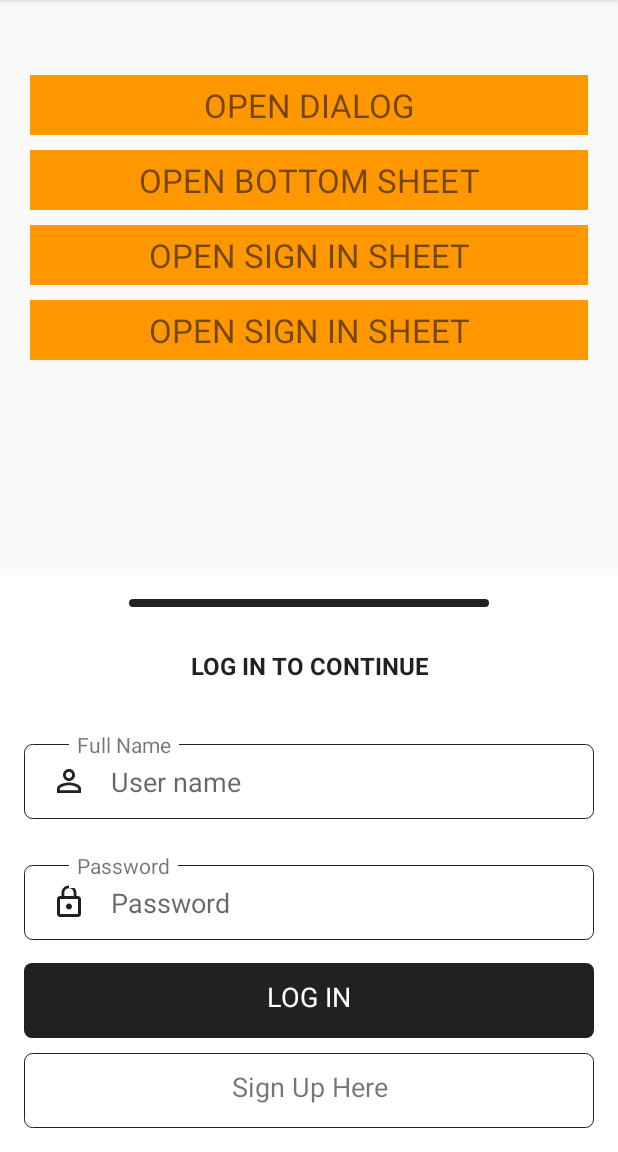
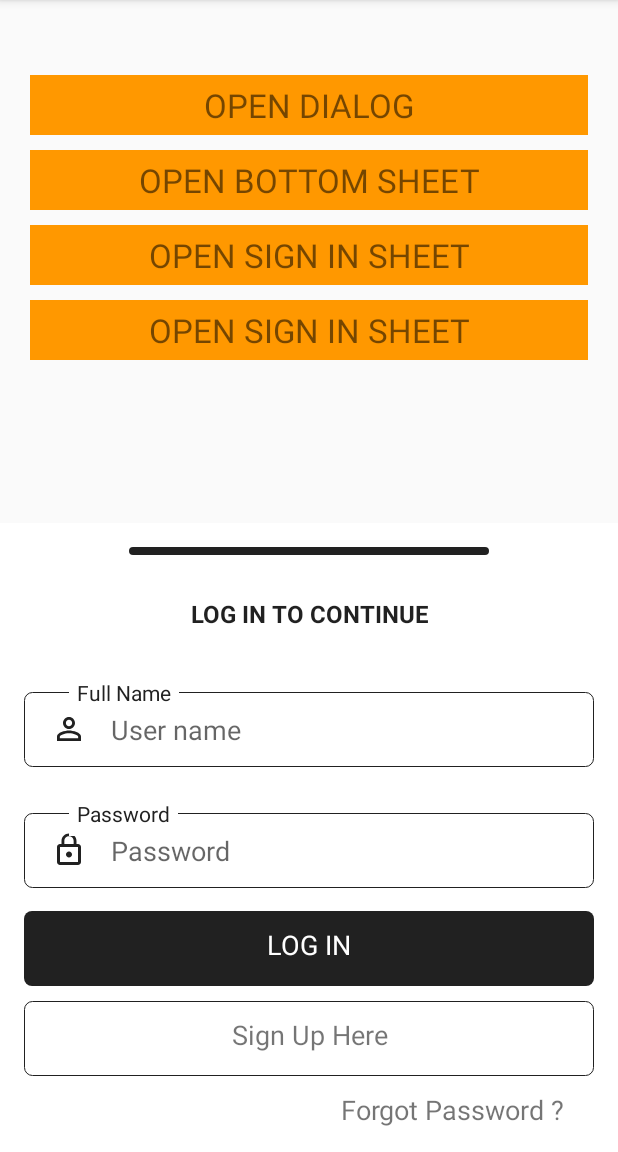
Before and after one commit to Nataanthoni/EzyDialog, an Android app: the screen it shows after launch (MainActivity), after a tap on "OPEN SIGN IN SHEET", on a phone screen of 412 x 824 dp, the part 84-1236 px from its top. Run offline under Robolectric (Android 15) with nearby library versions, the phone set to English and light mode, and no system bars; 2 other taps on this screen came first.

Commit message:
Finish Bottom sheets

```diff
--- a/app/src/main/res/layout/signin_bottom_sheet.xml
+++ b/app/src/main/res/layout/signin_bottom_sheet.xml
@@ -72,6 +72,7 @@
             android:background="#ffffff"
             android:padding="5dp"
             android:text="Full Name"
+            android:textColor="#212121"
             app:layout_constraintBottom_toTopOf="@id/username"
             app:layout_constraintStart_toStartOf="parent"
             app:layout_constraintTop_toTopOf="@id/username" />
@@ -119,12 +120,14 @@
             android:background="#ffffff"
             android:padding="5dp"
             android:text="Password"
+            android:textColor="#212121"
             app:layout_constraintBottom_toTopOf="@id/password"
             app:layout_constraintStart_toStartOf="parent"
             app:layout_constraintTop_toTopOf="@id/password" />
 
 
     </androidx.constraintlayout.widget.ConstraintLayout>
+
     <TextView
         android:id="@+id/login"
         android:layout_width="match_parent"
@@ -148,4 +151,14 @@
         android:textAlignment="center"
         android:textSize="18sp" />
 
+    <TextView
+        android:id="@+id/forgotPassword"
+        android:layout_width="match_parent"
+        android:layout_height="wrap_content"
+        android:layout_marginTop="10dp"
+        android:paddingEnd="20dp"
+        android:text="Forgot Password ?"
+        android:textAlignment="textEnd"
+        android:textSize="18sp" />
+
 </LinearLayout>
```
Also changed, not shown: app/src/main/java/com/kweracodes/ezydialog/MainActivity.kt (+6 -9 lines).
